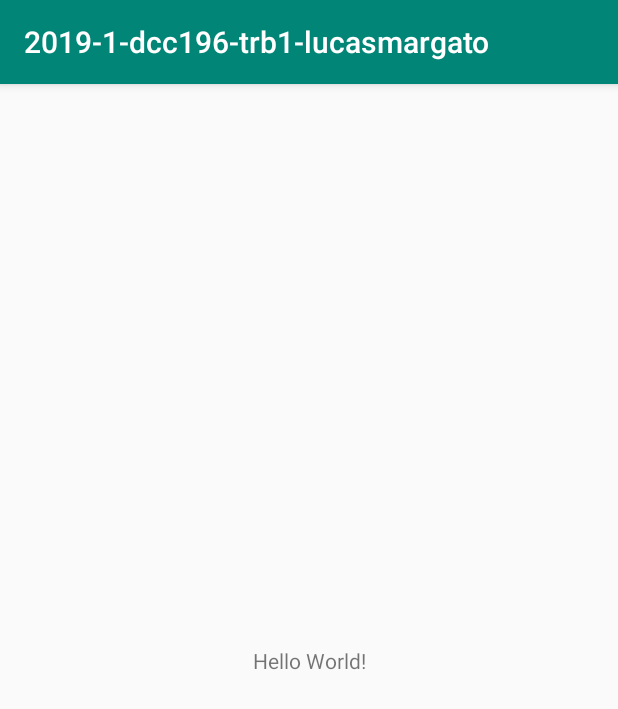
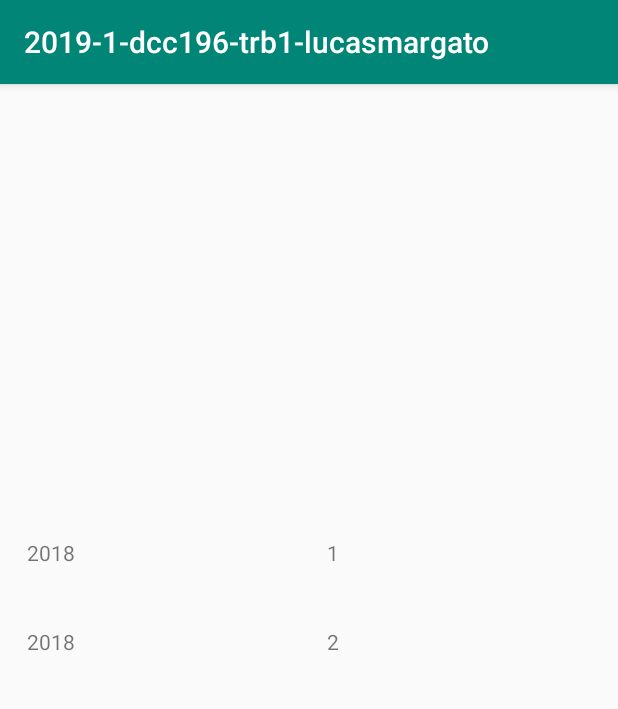
Before and after one commit to ufjf-dcc196/2019-1-dcc196-trb1-lucasmargato, an Android app: the screen it shows after launch (PlanejamentosActivity), on a phone screen of 412 x 824 dp. Shown: the top 709 px of the screen. Run offline under Robolectric (Android 15) with nearby library versions, the phone set to English and light mode, and no system bars.

Commit message:
Rascunho da tela principal criado Classe Planejamento criada Adapter criado e configurado para utilização do RecycleView

```diff
--- a/app/build.gradle
+++ b/app/build.gradle
@@ -22,6 +22,7 @@ dependencies {
     implementation fileTree(dir: 'libs', include: ['*.jar'])
     implementation 'com.android.support:appcompat-v7:28.0.0'
     implementation 'com.android.support.constraint:constraint-layout:1.1.3'
+    implementation 'com.android.support:recyclerview-v7:28.0.0'
     testImplementation 'junit:junit:4.12'
     androidTestImplementation 'com.android.support.test:runner:1.0.2'
     androidTestImplementation 'com.android.support.test.espresso:espresso-core:3.0.2'
--- /dev/null
+++ b/app/src/main/java/br/ufjf/a2019_1_dcc196_trb1_lucasmargato/Planejamento.java
@@ -0,0 +1,63 @@
+package br.ufjf.a2019_1_dcc196_trb1_lucasmargato;
+
+public class Planejamento {
+    protected int ano, semestre;
+    protected float linguas, exatas, saude, humanidades;
+
+    public Planejamento(int ano, int semestre, float linguas, float exatas, float saude, float humanidades) {
+        this.ano = ano;
+        this.semestre = semestre;
+        this.linguas = linguas;
+        this.exatas = exatas;
+        this.saude = saude;
+        this.humanidades = humanidades;
+    }
+
+    public int getAno() {
+        return ano;
+    }
+
+    public void setAno(int ano) {
+        this.ano = ano;
+    }
+
+    public int getSemestre() {
+        return semestre;
+    }
+
+    public void setSemestre(int semestre) {
+        this.semestre = semestre;
+    }
+
+    public float getLinguas() {
+        return linguas;
+    }
+
+    public void setLinguas(float linguas) {
+        this.linguas = linguas;
+    }
+
+    public float getExatas() {
+        return exatas;
+    }
+
+    public void setExatas(float exatas) {
+        this.exatas = exatas;
+    }
+
+    public float getSaude() {
+        return saude;
+    }
+
+    public void setSaude(float saude) {
+        this.saude = saude;
+    }
+
+    public float getHumanidades() {
+        return humanidades;
+    }
+
+    public void setHumanidades(float humanidades) {
+        this.humanidades = humanidades;
+    }
+}
--- /dev/null
+++ b/app/src/main/java/br/ufjf/a2019_1_dcc196_trb1_lucasmargato/PlanejamentoAdapter.java
@@ -0,0 +1,85 @@
+package br.ufjf.a2019_1_dcc196_trb1_lucasmargato;
+
+import android.content.Context;
+import android.support.annotation.NonNull;
+import android.support.v7.widget.RecyclerView;
+import android.view.LayoutInflater;
+import android.view.View;
+import android.view.ViewGroup;
+import android.widget.TextView;
+
+
+
+import java.util.List;
+
+public class PlanejamentoAdapter extends RecyclerView.Adapter<PlanejamentoAdapter.ViewHolder> {
+    private final List<Planejamento> items;
+    private OnItemClickListener listener;
+
+    public PlanejamentoAdapter(List<Planejamento> items) { this.items = items; }
+
+    public interface OnItemClickListener {
+        void onItemClick(View itemView, int position);
+    }
+
+    public void setOnItemClickListener(OnItemClickListener listener) { this.listener = listener; }
+
+    @NonNull
+    @Override
+    public ViewHolder onCreateViewHolder(@NonNull ViewGroup viewGroup, int i) {
+        Context context = viewGroup.getContext();
+        LayoutInflater inflater = LayoutInflater.from(context);
+
+        View itemView = inflater.inflate(R.layout.layout_planejamento, viewGroup, false);
+        ViewHolder viewHolder = new ViewHolder(itemView);
+        return viewHolder;
+    }
+
+    @Override
+    public void onBindViewHolder(@NonNull ViewHolder viewHolder, int i) {
+        Planejamento p = items.get(i);
+        TextView itemAno = viewHolder.itemAno;
+        TextView itemSemestre = viewHolder.itemSemestre;
+        itemAno.setText(String.valueOf(p.getAno()));
+        itemSemestre.setText(String.valueOf(p.getSemestre()));
+    }
+
+    @Override
+    public int getItemCount() {
+        return items.size();
+    }
+
+    public class ViewHolder extends RecyclerView.ViewHolder implements View.OnClickListener{
+        public TextView itemAno;
+        public TextView itemSemestre;
+
+        public ViewHolder(@NonNull final View itemView) {
+            super(itemView);
+            itemAno = itemView.findViewById(R.id.textAno);
+            itemSemestre = itemView.findViewById(R.id.textSemestre);
+
+            itemView.setOnClickListener(new View.OnClickListener(){
+                @Override
+                public void onClick(View v) {
+                    if (listener != null){
+                        int position = getAdapterPosition();
+                        if (position != RecyclerView.NO_POSITION) {
+                            listener.onItemClick(itemView, position);
+                        }
+                    }
+                }
+            });
+        }
+
+        @Override
+        public void onClick(View v) {
+            int position = getAdapterPosition();
+            if(position !=RecyclerView.NO_POSITION){
+                listener.onItemClick(v, position);
+            }
+        }
+    }
+
+
+
+}
--- a/app/src/main/java/br/ufjf/a2019_1_dcc196_trb1_lucasmargato/PlanejamentosActivity.java
+++ b/app/src/main/java/br/ufjf/a2019_1_dcc196_trb1_lucasmargato/PlanejamentosActivity.java
@@ -1,13 +1,38 @@
 package br.ufjf.a2019_1_dcc196_trb1_lucasmargato;
+
 
 import android.support.v7.app.AppCompatActivity;
 import android.os.Bundle;
+import android.support.v7.widget.LinearLayoutManager;
+import android.support.v7.widget.RecyclerView;
+import android.view.View;
+import android.widget.Toast;
+
+import java.util.ArrayList;
+import java.util.List;
 
 public class PlanejamentosActivity extends AppCompatActivity {
+
+    public List<Planejamento> plans = new ArrayList<Planejamento>(){{
+        add(new Planejamento(2018, 1, 25, 25, 25, 25));
+        add(new Planejamento(2018, 2, 40, 20, 20, 20));
+    }};
 
     @Override
     protected void onCreate(Bundle savedInstanceState) {
         super.onCreate(savedInstanceState);
         setContentView(R.layout.activity_planejamentos);
+
+        RecyclerView rv = findViewById(R.id.rvPlanejamentos);
+        PlanejamentoAdapter adapter = new PlanejamentoAdapter(this.plans);
+        rv.setAdapter(adapter);
+        rv.setLayoutManager(new LinearLayoutManager(this));
+
+        adapter.setOnItemClickListener(new PlanejamentoAdapter.OnItemClickListener() {
+            @Override
+            public void onItemClick(View itemView, int position) {
+                Toast.makeText(PlanejamentosActivity.this, String.valueOf(plans.get(position).getAno()+" - "+plans.get(position).getSemestre()), Toast.LENGTH_SHORT).show();
+            }
+        });
     }
 }
--- a/app/src/main/res/layout/activity_planejamentos.xml
+++ b/app/src/main/res/layout/activity_planejamentos.xml
@@ -6,13 +6,16 @@
     android:layout_height="match_parent"
     tools:context=".PlanejamentosActivity">
 
-    <TextView
-        android:layout_width="wrap_content"
-        android:layout_height="wrap_content"
-        android:text="Hello World!"
+    <android.support.v7.widget.RecyclerView
+        android:id="@+id/rvPlanejamentos"
+        android:layout_width="0dp"
+        android:layout_height="485dp"
+        android:layout_marginStart="8dp"
+        android:layout_marginLeft="8dp"
+        android:layout_marginEnd="8dp"
+        android:layout_marginRight="8dp"
         app:layout_constraintBottom_toBottomOf="parent"
-        app:layout_constraintLeft_toLeftOf="parent"
-        app:layout_constraintRight_toRightOf="parent"
-        app:layout_constraintTop_toTopOf="parent" />
-
+        app:layout_constraintEnd_toEndOf="parent"
+        app:layout_constraintHorizontal_bias="0.0"
+        app:layout_constraintStart_toStartOf="parent" />
 </android.support.constraint.ConstraintLayout>
--- /dev/null
+++ b/app/src/main/res/layout/layout_planejamento.xml
@@ -0,0 +1,25 @@
+<?xml version="1.0" encoding="utf-8"?>
+<LinearLayout xmlns:android="http://schemas.android.com/apk/res/android"
+    android:layout_width="match_parent"
+    android:layout_height="wrap_content"
+    android:paddingLeft="10dp"
+    android:paddingTop="20dp"
+    android:paddingRight="10dp"
+    android:paddingBottom="20dp"
+    android:background="?android:attr/selectableItemBackground">
+
+
+    <TextView
+        android:id="@+id/textAno"
+        android:layout_width="wrap_content"
+        android:layout_height="wrap_content"
+        android:layout_weight="1"
+        android:text="textView"/>
+
+    <TextView
+        android:id="@+id/textSemestre"
+        android:layout_width="wrap_content"
+        android:layout_height="wrap_content"
+        android:layout_weight="1"
+        android:text="textView"/>
+</LinearLayout>
```
